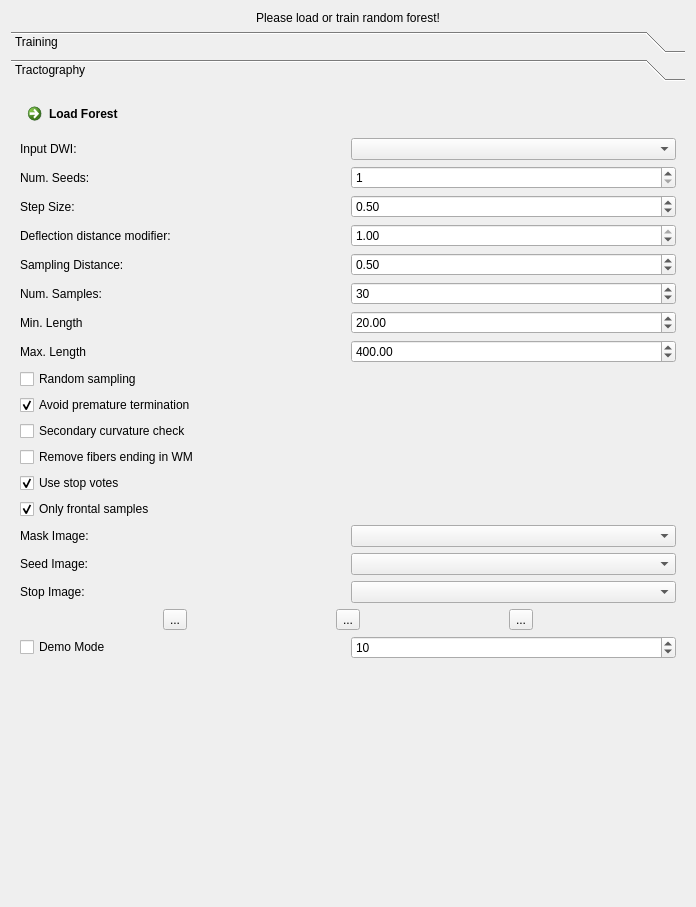
Old version of the form Plugins/org.mitk.gui.qt.diffusionimaging/src/internal/QmitkMLBTViewControls.ui in the repository pollen-metrology/MITK.
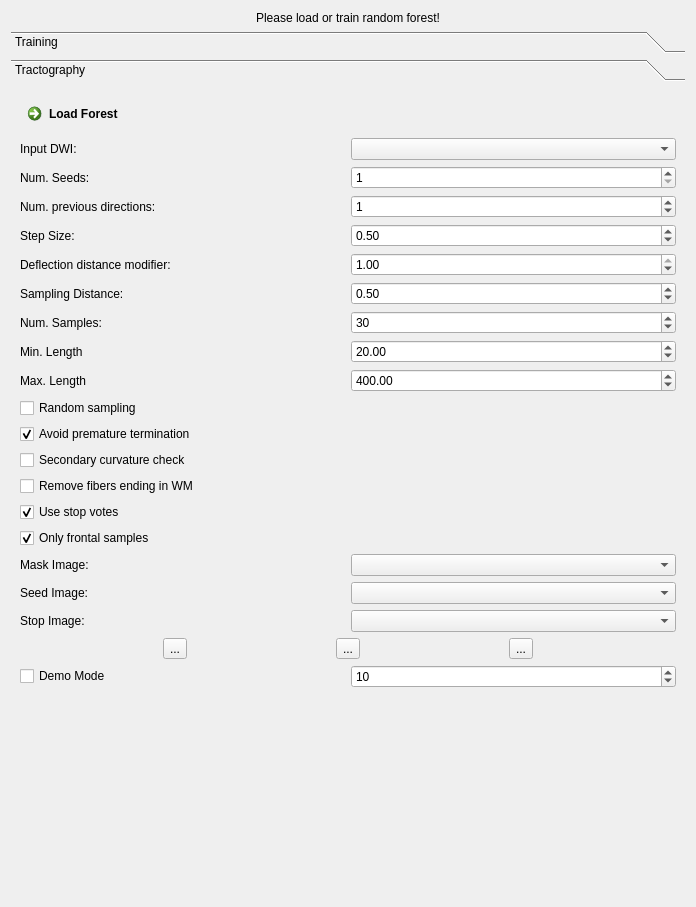
New version of the form. Icons and pictures are not drawn. Custom widgets are drawn as their Qt base class.

Commit message: multiple previous directions possible as ml tracking features

```diff
--- a/Plugins/org.mitk.gui.qt.diffusionimaging/src/internal/QmitkMLBTViewControls.ui
+++ b/Plugins/org.mitk.gui.qt.diffusionimaging/src/internal/QmitkMLBTViewControls.ui
@@ -442,23 +442,10 @@
           <property name="bottomMargin">
            <number>0</number>
           </property>
-          <item row="1" column="1">
-           <widget class="QSpinBox" name="m_NumberOfSeedsBox">
-            <property name="statusTip">
-             <string>Number of seeds per voxel.</string>
-            </property>
-            <property name="minimum">
-             <number>1</number>
-            </property>
-            <property name="maximum">
-             <number>999</number>
-            </property>
-           </widget>
-          </item>
           <item row="0" column="1">
            <widget class="QmitkDataStorageComboBox" name="m_TrackingRawImageBox"/>
           </item>
-          <item row="7" column="1">
+          <item row="8" column="1">
            <widget class="QDoubleSpinBox" name="m_MaxLengthBox">
             <property name="maximum">
              <double>999999999.000000000000000</double>
@@ -471,30 +458,36 @@
             </property>
            </widget>
           </item>
-          <item row="6" column="1">
-           <widget class="QDoubleSpinBox" name="m_MinLengthBox">
-            <property name="maximum">
-             <double>999999999.000000000000000</double>
-            </property>
-            <property name="singleStep">
-             <double>1.000000000000000</double>
-            </property>
-            <property name="value">
-             <double>20.000000000000000</double>
-            </property>
-           </widget>
-          </item>
           <item row="4" column="0">
-           <widget class="QLabel" name="label_10">
+           <widget class="QLabel" name="label_9">
             <property name="text">
-             <string>Sampling Distance:</string>
+             <string>Deflection distance modifier:</string>
             </property>
            </widget>
           </item>
-          <item row="6" column="0">
-           <widget class="QLabel" name="label_13">
-            <property name="text">
-             <string>Min. Length</string>
+          <item row="1" column="1">
+           <widget class="QSpinBox" name="m_NumberOfSeedsBox">
+            <property name="statusTip">
+             <string>Number of seeds per voxel.</string>
+            </property>
+            <property name="minimum">
+             <number>1</number>
+            </property>
+            <property name="maximum">
+             <number>999</number>
+            </property>
+           </widget>
+          </item>
+          <item row="4" column="1">
+           <widget class="QDoubleSpinBox" name="m_DeflectionModBox">
+            <property name="maximum">
+             <double>1.000000000000000</double>
+            </property>
+            <property name="singleStep">
+             <double>0.100000000000000</double>
+            </property>
+            <property name="value">
+             <double>1.000000000000000</double>
             </property>
            </widget>
           </item>
@@ -505,7 +498,7 @@
             </property>
            </widget>
           </item>
-          <item row="4" column="1">
+          <item row="5" column="1">
            <widget class="QDoubleSpinBox" name="m_SamplingDistanceBox">
             <property name="singleStep">
              <double>0.100000000000000</double>
@@ -515,20 +508,47 @@
             </property>
            </widget>
           </item>
-          <item row="7" column="0">
-           <widget class="QLabel" name="label_14">
-            <property name="text">
-             <string>Max. Length</string>
-            </property>
-           </widget>
-          </item>
-          <item row="2" column="0">
+          <item row="3" column="0">
            <widget class="QLabel" name="label_8">
             <property name="text">
              <string>Step Size:</string>
             </property>
            </widget>
           </item>
+          <item row="6" column="0">
+           <widget class="QLabel" name="label_11">
+            <property name="text">
+             <string>Num. Samples:</string>
+            </property>
+           </widget>
+          </item>
+          <item row="3" column="1">
+           <widget class="QDoubleSpinBox" name="m_TrackingStepSizeBox">
+            <property name="value">
+             <double>0.500000000000000</double>
+            </property>
+           </widget>
+          </item>
+          <item row="7" column="1">
+           <widget class="QDoubleSpinBox" name="m_MinLengthBox">
+            <property name="maximum">
+             <double>999999999.000000000000000</double>
+            </property>
+            <property name="singleStep">
+             <double>1.000000000000000</double>
+            </property>
+            <property name="value">
+             <double>20.000000000000000</double>
+            </property>
+           </widget>
+          </item>
+          <item row="5" column="0">
+           <widget class="QLabel" name="label_10">
+            <property name="text">
+             <string>Sampling Distance:</string>
+            </property>
+           </widget>
+          </item>
           <item row="0" column="0">
            <widget class="QLabel" name="label_12">
             <property name="text">
@@ -536,41 +556,21 @@
             </property>
            </widget>
           </item>
-          <item row="3" column="0">
-           <widget class="QLabel" name="label_9">
+          <item row="8" column="0">
+           <widget class="QLabel" name="label_14">
             <property name="text">
-             <string>Deflection distance modifier:</string>
+             <string>Max. Length</string>
             </property>
            </widget>
           </item>
-          <item row="2" column="1">
-           <widget class="QDoubleSpinBox" name="m_TrackingStepSizeBox">
-            <property name="value">
-             <double>0.500000000000000</double>
-            </property>
-           </widget>
-          </item>
-          <item row="3" column="1">
-           <widget class="QDoubleSpinBox" name="m_DeflectionModBox">
-            <property name="maximum">
-             <double>1.000000000000000</double>
-            </property>
-            <property name="singleStep">
-             <double>0.100000000000000</double>
-            </property>
-            <property name="value">
-             <double>1.000000000000000</double>
-            </property>
-           </widget>
-          </item>
-          <item row="5" column="0">
-           <widget class="QLabel" name="label_11">
+          <item row="7" column="0">
+           <widget class="QLabel" name="label_13">
             <property name="text">
-             <string>Num. Samples:</string>
+             <string>Min. Length</string>
             </property>
            </widget>
           </item>
-          <item row="5" column="1">
+          <item row="6" column="1">
            <widget class="QSpinBox" name="m_NumSamplesBox">
             <property name="statusTip">
              <string>Number of seeds per voxel.</string>
@@ -586,6 +586,29 @@
             </property>
            </widget>
           </item>
+          <item row="2" column="0">
+           <widget class="QLabel" name="label_15">
+            <property name="text">
+             <string>Num. previous directions:</string>
+            </property>
+           </widget>
+          </item>
+          <item row="2" column="1">
+           <widget class="QSpinBox" name="m_NumPrevDirs">
+            <property name="statusTip">
+             <string>Number of seeds per voxel.</string>
+            </property>
+            <property name="minimum">
+             <number>0</number>
+            </property>
+            <property name="maximum">
+             <number>50</number>
+            </property>
+            <property name="value">
+             <number>1</number>
+            </property>
+           </widget>
+          </item>
          </layout>
         </widget>
        </item>
```
The commit also changes 5 other files.
